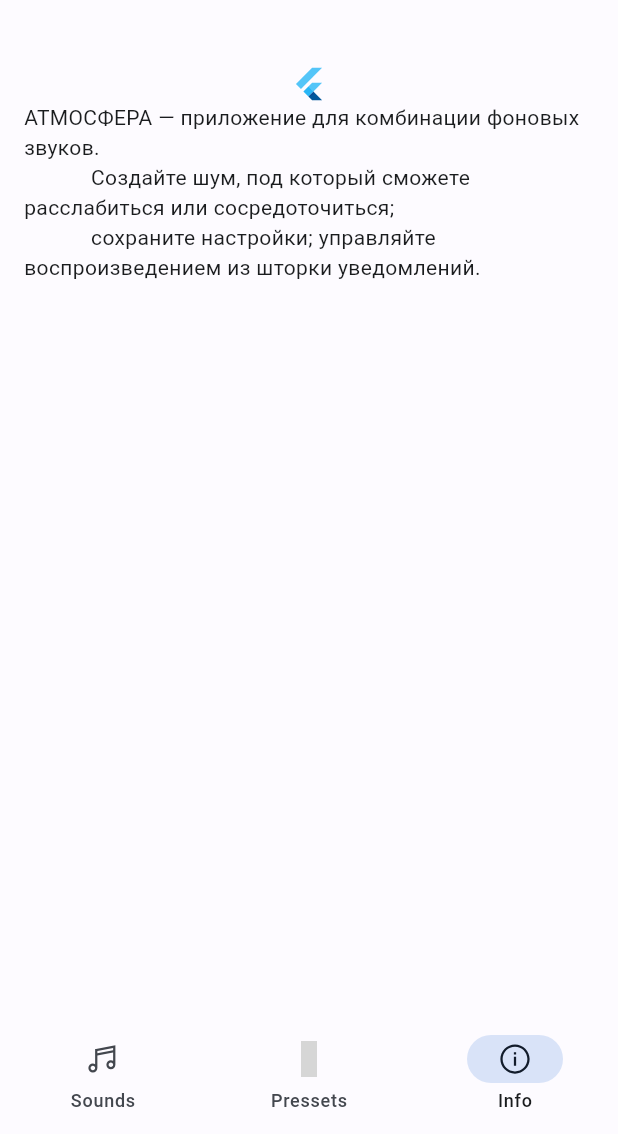
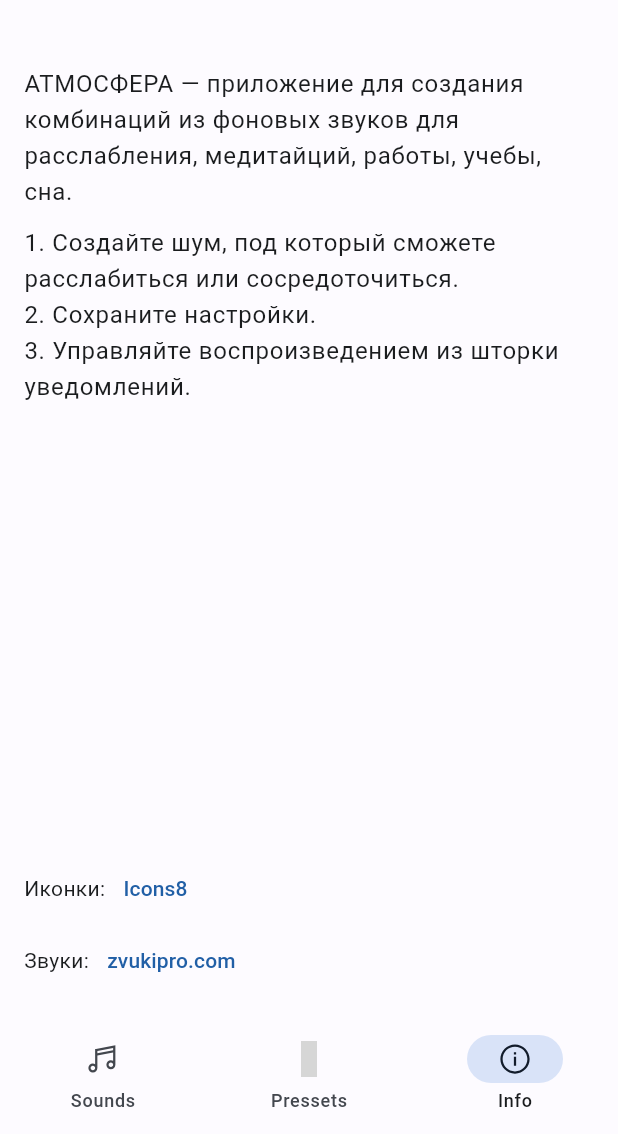
Before and after one commit to leksidev/atmosphere_app, a Flutter app: the screen it shows after launch, item 3 of the bottom bar chosen, on a phone screen of 412 x 824 dp, the part 102-1236 px from its top. Run offline on Flutter 3.47's test engine with Material 2 defaults, Android fonts, the phone set to English and light mode, and no system bars; our stand-ins replace audio_service, firebase_core, firebase_crashlytics, get_it, go_router, just_audio and 3 more; accounts and stored records are empty; generated files the repository leaves out were written again; grey boxes are pictures that could not be loaded.

Commit message:
feat: add links and text in infoscreen

```diff
--- a/lib/features/info/view/info_screen.dart
+++ b/lib/features/info/view/info_screen.dart
@@ -1,16 +1,62 @@
 import 'package:flutter/material.dart';
+import 'package:url_launcher/url_launcher.dart';
 
 class InfoScreen extends StatelessWidget {
   const InfoScreen({super.key});
 
   @override
   Widget build(BuildContext context) {
-    return const Column(
+    return Column(
+      crossAxisAlignment: CrossAxisAlignment.start,
       children: [
-        FlutterLogo(),
-        Text('''АТМОСФЕРА — приложение для комбинации фоновых звуков.
-            Создайте шум, под который сможете расслабиться или сосредоточиться;
-            сохраните настройки; управляйте воспроизведением из шторки уведомлений.''')
+        // const FlutterLogo(),
+        Text(
+            "АТМОСФЕРА — приложение для создания комбинаций из фоновых звуков для расслабления, медитайций, работы, учебы, сна.",
+            style: Theme.of(context).textTheme.bodyLarge),
+        const SizedBox(
+          height: 10,
+        ),
+        Text(
+            "1. Создайте шум, под который сможете расслабиться или сосредоточиться.",
+            style: Theme.of(context).textTheme.bodyLarge),
+        Text("2. Сохраните настройки.",
+            style: Theme.of(context).textTheme.bodyLarge),
+        Text("3. Управляйте воспроизведением из шторки уведомлений.",
+            style: Theme.of(context).textTheme.bodyLarge),
+        const SizedBox(
+          height: 10,
+        ),
+        const Expanded(
+          child: SizedBox(),
+        ),
+        Row(
+          children: [
+            const Text("Иконки:"),
+            TextButton(
+              onPressed: () async {
+                final Uri url = Uri.parse('https://icons8.com');
+                if (!await launchUrl(url)) {
+                  throw Exception('Could not launch $url');
+                }
+              },
+              child: const Text('Icons8'),
+            ),
+          ],
+        ),
+        Row(
+          children: [
+            const Text("Звуки:"),
+            TextButton(
+              onPressed: () async {
+                final Uri url = Uri.parse('https://zvukipro.com/');
+                if (!await launchUrl(url)) {
+                  throw Exception('Could not launch $url');
+                }
+              },
+              child: const Text('zvukipro.com'),
+            ),
+          ],
+        ),
       ],
     );
   }
```
